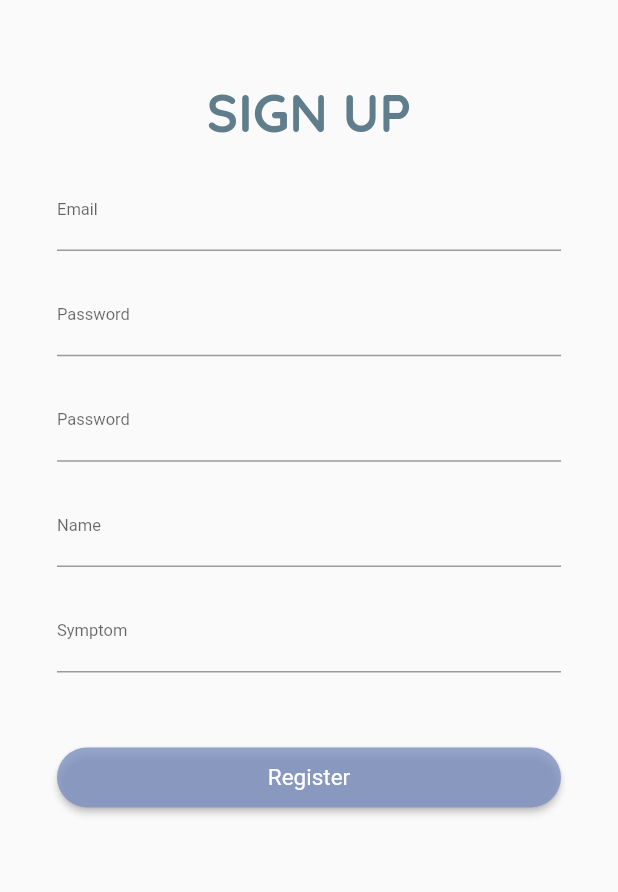
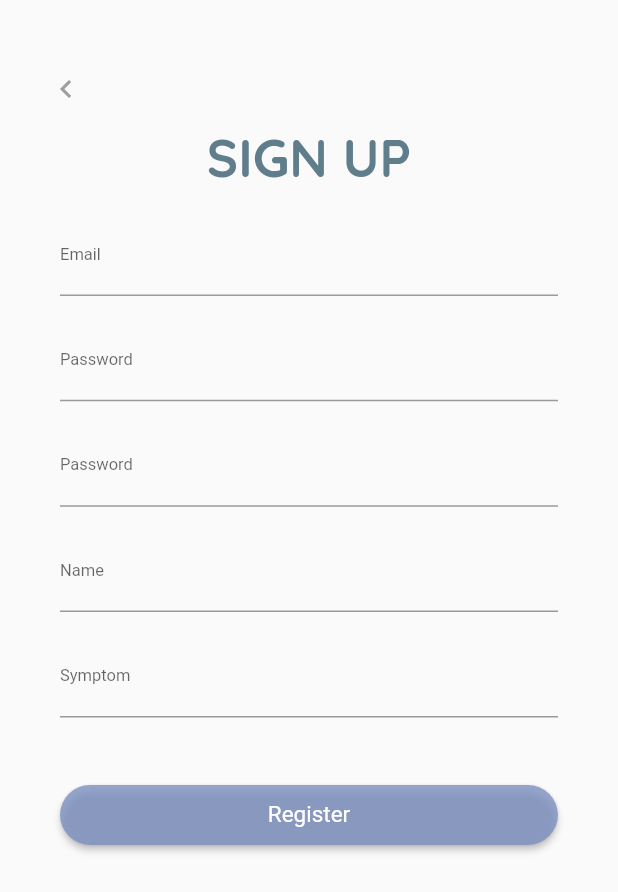
Before and after one commit to warin001234567/Project_Mobile, a Flutter app: the PatientForm screen opened directly, on a phone screen of 412 x 824 dp. Shown: the top 892 px of the screen. Run offline on Flutter 3.47's test engine with Material 2 defaults, Android fonts, the phone set to English and light mode, and no system bars; our stand-ins replace cached_network_image, cloud_firestore, firebase_auth, firebase_storage, font_awesome_flutter, image_picker and 1 more; accounts and stored records are empty.

Commit message:
ui patient form

```diff
--- a/lib/ui/patient_form_page.dart
+++ b/lib/ui/patient_form_page.dart
@@ -21,13 +21,34 @@ class _PatientFormState extends State<PatientForm> {
   Widget build(BuildContext context) {
     return Scaffold(
       resizeToAvoidBottomPadding: false,
-      body: Padding(
-          padding: EdgeInsets.all(18),
+      body: Container(
           child: Form(
               key: _formkey,
-              child: Padding(
+              child: SingleChildScrollView(
+                child:Padding(
                   padding: EdgeInsets.only(top: 35, left: 20, right: 20),
                   child: Column(
+                  children: <Widget>[
+                    Row(
+                      mainAxisAlignment: MainAxisAlignment.start,
+                      children: <Widget>[
+                        IconButton(
+                            icon: Icon(
+                              Icons.chevron_left,
+                              color: Colors.grey,
+                            ),
+                            onPressed: (){
+                            Navigator.pop(context);
+                            },
+                        ),
+                      ]
+                    ),
+                    Padding(
+                      padding: EdgeInsets.only(left: 20, right: 20),
+                      child: Column(
+                        children: <Widget>[
+                          Row(
+                      mainAxisAlignment: MainAxisAlignment.center,
                       children: <Widget>[
                          Text(
                             'SIGN UP',
@@ -36,21 +57,8 @@ class _PatientFormState extends State<PatientForm> {
                             fontSize: 35,
                             color: Colors.blueGrey),
                           ),
-                    // Row(
-                    //   children: <Widget>[
-                    //     IconButton(
-                    //       icon: Icon(Icons.accessibility),
-                    //       onPressed: () {
-                    //         Firestore.instance.collection('/Doctor');
-                    //       },
-                    //     ),
-                    //     IconButton(
-                    //       icon: Icon(Icons.pan_tool),
-                    //       onPressed: () {
-                    //         Firestore.instance.collection('/Pantial');
-                    //       },)
-                    //   ],
-                    // ),
+                      ],
+                    ),
                     Padding(
                       padding: EdgeInsets.only(top: 15),
                       child: TextFormField(
@@ -116,7 +124,7 @@ class _PatientFormState extends State<PatientForm> {
                         }),
                     ),
                     Padding(
-                      padding: EdgeInsets.only(top: 50),
+                      padding: EdgeInsets.only(top: 45,bottom: 15),
                       child:  CustomButton(
                         text: 'Register',
                         height: 40,
@@ -128,14 +136,14 @@ auth
                                       password: passcontrol.text)
                                   .then((user) {
                                 Firestore.instance
-                                    .collection('Patient')
+                                    .collection('/users')
                                     .document(user.uid)
                                     .setData({
                                   'email': user.email,
                                   'uid': user.uid,
                                   'role': "Patient",
                                   'Name': name.text,
-                                  'check': '',
+                                  'check': 'false',
                                   'Symptom': symptom.text,
                                   'photoUrl':
                                       'https://firebasestorage.googleapis.com/v0/b/projecmobile-ab028.appspot.com/o/test.jpg?alt=media&token=55aafcc7-dd2c-4754-84c9-d24adad591d1'
@@ -148,13 +156,18 @@ auth
                                 });
                               });
                           }
-
                         },
                       )
                     )
                         ],
+                      )
                     ),
-              ))),
+
+                  ],),
+                )
+              )
+          )
+      ),
     );
   }
 }
```
Lines whose indentation alone changed are shown as unchanged.
